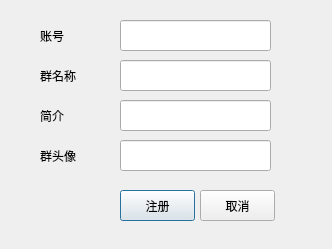
The window that creategroup.ui (hdu-zky/QChat) describes before a commit, drawn with Qt 5.
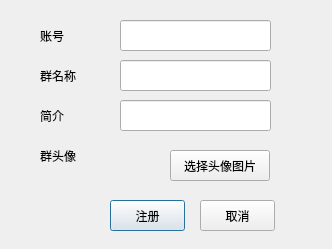
The same window after the commit.

Commit message: 优化聊天窗口样式，增加头像功能

Diff of the .ui file:
```diff
--- a/creategroup.ui
+++ b/creategroup.ui
@@ -73,8 +73,8 @@
   <widget class="QPushButton" name="btn_create">
    <property name="geometry">
     <rect>
-     <x>120</x>
-     <y>190</y>
+     <x>110</x>
+     <y>200</y>
      <width>75</width>
      <height>31</height>
     </rect>
@@ -87,7 +87,7 @@
    <property name="geometry">
     <rect>
      <x>200</x>
-     <y>190</y>
+     <y>200</y>
      <width>75</width>
      <height>31</height>
     </rect>
@@ -139,22 +139,30 @@
     </font>
    </property>
   </widget>
-  <widget class="QLineEdit" name="input_img">
+  <widget class="QLabel" name="lb_img">
    <property name="geometry">
     <rect>
-     <x>120</x>
+     <x>110</x>
      <y>140</y>
-     <width>151</width>
+     <width>50</width>
+     <height>50</height>
+    </rect>
+   </property>
+   <property name="text">
+    <string/>
+   </property>
+  </widget>
+  <widget class="QPushButton" name="btn_chooseImg">
+   <property name="geometry">
+    <rect>
+     <x>170</x>
+     <y>150</y>
+     <width>100</width>
      <height>31</height>
     </rect>
    </property>
-   <property name="font">
-    <font>
-     <pointsize>12</pointsize>
-    </font>
-   </property>
-   <property name="echoMode">
-    <enum>QLineEdit::Normal</enum>
+   <property name="text">
+    <string>选择头像图片</string>
    </property>
   </widget>
  </widget>
```
Left out of the diff: 3 changed lines with no effect on the pictures. The commit also changes 22 other files.
